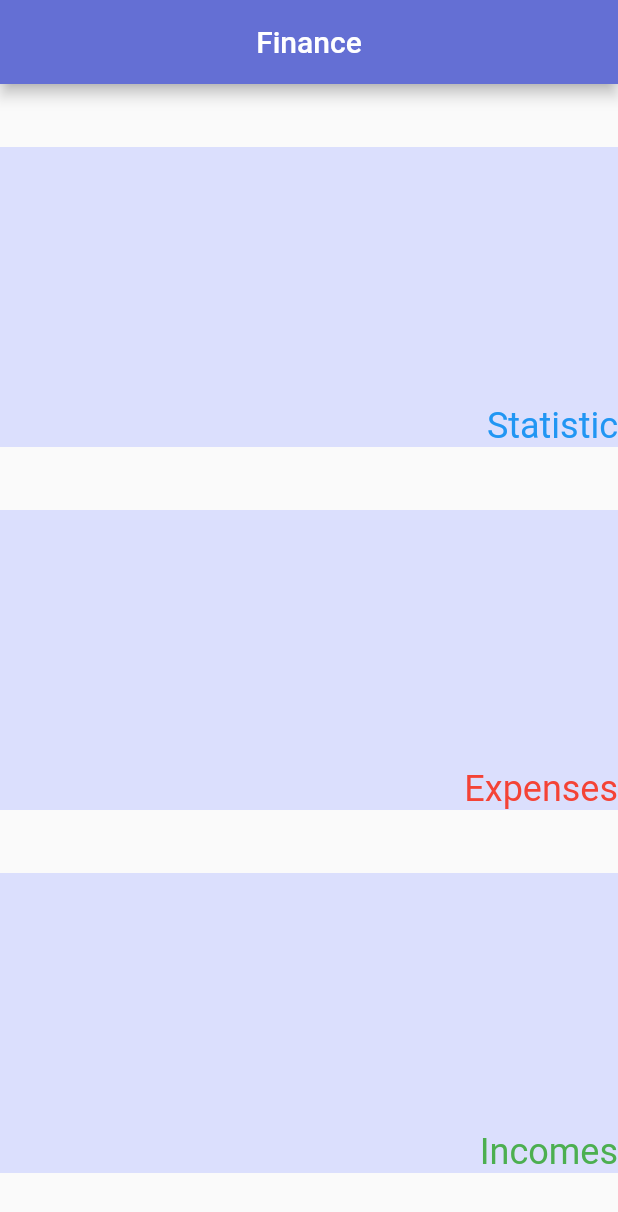
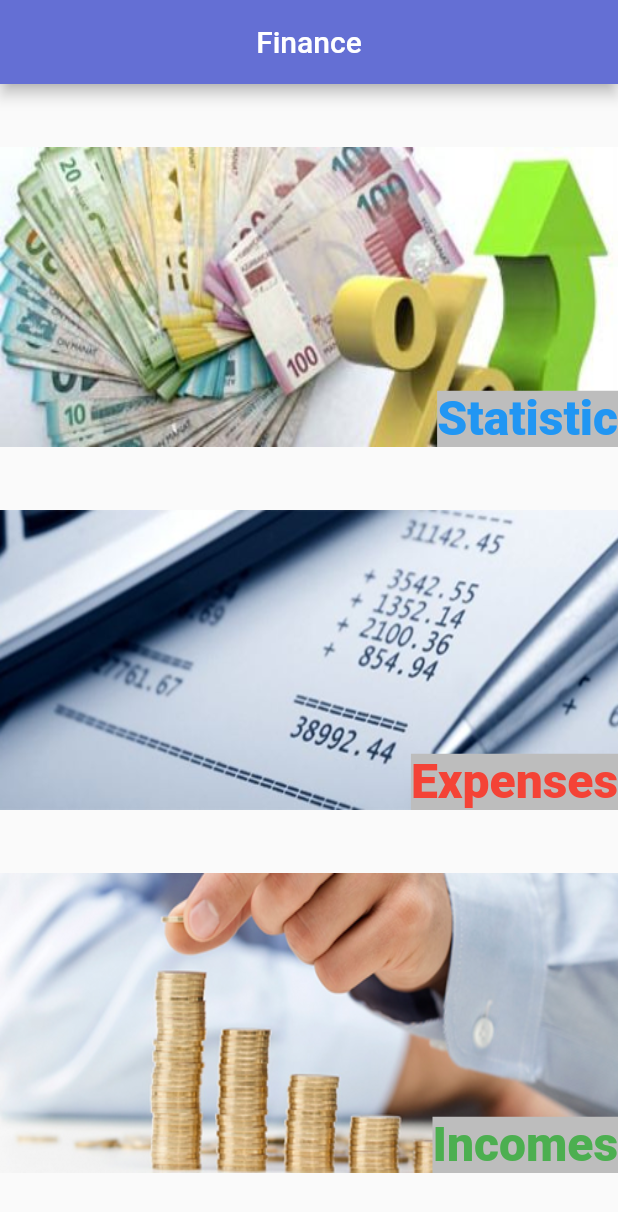
Before and after one commit to J0eDo/finance-mob, a Flutter app: the screen it shows after launch, on a phone screen of 412 x 824 dp. Shown: the top 1212 px of the screen. Run offline on Flutter 3.47's test engine with Material 2 defaults, Android fonts, the light colour scheme and no system bars.

Commit message:
feat(routing) : init comit

```diff
--- a/lib/colors.dart
+++ /dev/null
@@ -1,4 +0,0 @@
-import 'package:flutter/cupertino.dart';
-
-const Color primaryColor =  Color.fromRGBO(100, 111, 212, 1);
-const Color secondaryColor =  Color.fromRGBO(219, 223, 253, 1);
--- a/lib/components/MainBlock.dart
+++ b/lib/components/MainBlock.dart
@@ -1,23 +1,37 @@
-import 'dart:developer';
-import 'dart:html';
-import 'dart:ui';
-
-import 'package:courses_control/colors.dart';
+import 'package:courses_control/const.dart';
 import 'package:flutter/material.dart';
 
 class MainBlock extends StatelessWidget {
-  const MainBlock({Key? key, required this.title, required this.titleColor})
+  const MainBlock(
+      {Key? key,
+      required this.title,
+      required this.titleColor,
+      required this.picture,
+      required this.page
+      })
       : super(key: key);
 
   final String title;
   final Color titleColor;
+  final String picture;
+  final String page;
 
   @override
   Widget build(BuildContext context) {
-    return Container(
+    return GestureDetector(
+        onTap: () {
+          Navigator.of(context).pushNamed(page);
+        },
+        child: Container(
             height: 200,
             width: double.infinity,
-        decoration: const BoxDecoration(color: secondaryColor),
+            decoration: BoxDecoration(
+              color: secondaryColor,
+              image: DecorationImage(
+                image: AssetImage(picture),
+                fit: BoxFit.fill,
+              ),
+            ),
             child: Column(mainAxisAlignment: MainAxisAlignment.end, children: [
               Row(
                 crossAxisAlignment: CrossAxisAlignment.end,
@@ -25,9 +39,14 @@ class MainBlock extends StatelessWidget {
                 verticalDirection: VerticalDirection.down,
                 textDirection: TextDirection.ltr,
                 children: [
-              Text(title, style: TextStyle(fontSize: 24, color: titleColor))
+                  Text(title,
+                      style: TextStyle(
+                          fontSize: 32,
+                          color: titleColor,
+                          fontWeight: FontWeight.w900,
+                          backgroundColor: Colors.grey[400]))
                 ],
               )
-        ]));
+            ])));
   }
 }
--- a/lib/main.dart
+++ b/lib/main.dart
@@ -1,9 +1,8 @@
-import 'dart:developer';
-import 'dart:html';
-import 'dart:ui';
-
-import 'package:courses_control/colors.dart';
+import 'package:courses_control/const.dart';
+import 'package:courses_control/components/Expenses.dart';
+import 'package:courses_control/components/Incomes.dart';
 import 'package:courses_control/components/MainBlock.dart';
+import 'package:courses_control/components/Statistic.dart';
 import 'package:flutter/material.dart';
 
 void main() {
@@ -19,6 +18,11 @@ class MyApp extends StatelessWidget {
       title: 'Course',
       theme: ThemeData(),
       home: const MyHomePage(title: 'Finance'),
+      routes: {
+        "expenses": ((context) => const Expenses()),
+        "statistic": ((context) => const Statistic()),
+        "incomes": ((context) => const Incomes()),
+      },
     );
   }
 }
@@ -44,9 +48,24 @@ class _MyHomePageState extends State<MyHomePage> {
         child: Column(
           mainAxisAlignment: MainAxisAlignment.spaceEvenly,
           children: const <MainBlock>[
-            MainBlock(title: "Statistic", titleColor: Colors.blue),
-            MainBlock(title: "Expenses", titleColor: Colors.red,),
-            MainBlock(title: "Incomes", titleColor: Colors.green,),
+            MainBlock(
+              title: "Statistic",
+              titleColor: Colors.blue,
+              picture: 'assets/images/statistics.jpg',
+              page: "statistic",
+            ),
+            MainBlock(
+              title: "Expenses",
+              titleColor: Colors.red,
+              picture: 'assets/images/expenses.png',
+              page: "expenses",
+            ),
+            MainBlock(
+              title: "Incomes",
+              titleColor: Colors.green,
+              picture: 'assets/images/incomes.png',
+              page: "incomes",
+            )
           ],
         ),
       ),
```
Also changed, not shown: lib/components/Expenses.dart (added, +12 -0 lines), lib/components/Incomes.dart (added, +12 -0 lines), lib/components/Statistic.dart (added, +12 -0 lines), lib/const.dart (added, +10 -0 lines), pubspec.yaml (+4 -3 lines), assets/images/expenses.png (added), assets/images/incomes.png (added), assets/images/statistics.jpg (added), assets/images/test.jpg (added), pubspec.lock. Lines whose indentation alone changed are shown as unchanged.
